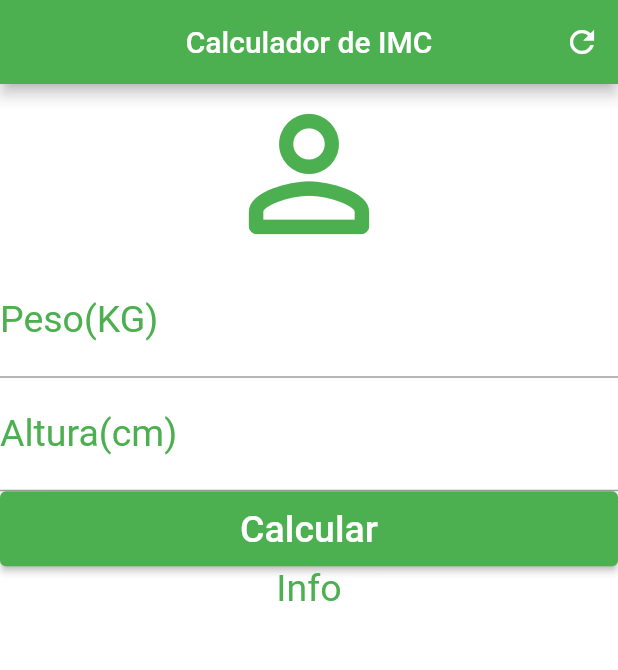
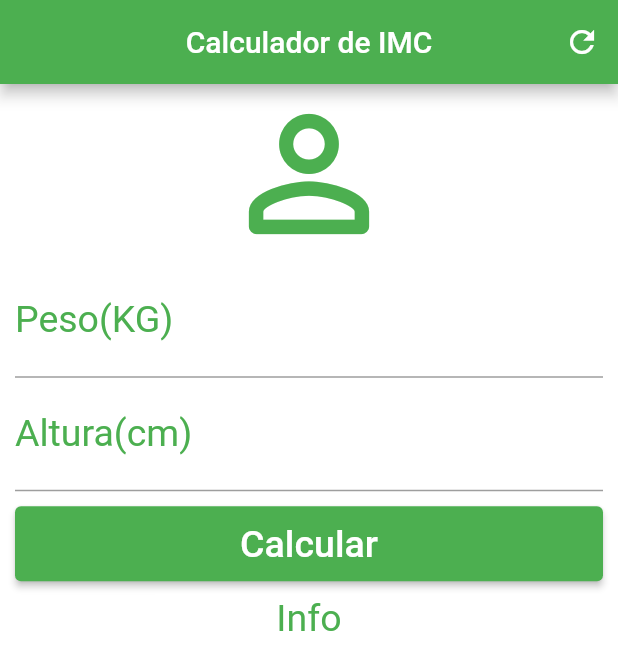
Before and after one commit to xandelucas/imc_calculator, a Flutter app: the screen it shows after launch, on a phone screen of 412 x 824 dp. Shown: the top 670 px of the screen. Run offline on Flutter 3.47's test engine with Material 2 defaults, Android fonts, the phone set to English and light mode, and no system bars.

Commit message:
Primeiro Commit

```diff
--- a/lib/main.dart
+++ b/lib/main.dart
@@ -29,7 +29,9 @@ class _HomeState extends State<Home> {
         ],
       ),
       backgroundColor: Colors.white,
-      body: Column(
+      body: SingleChildScrollView(
+        padding: EdgeInsets.fromLTRB(10, 0, 10, 0),
+        child: Column(
           crossAxisAlignment: CrossAxisAlignment.stretch,
           children: [
             Icon(
@@ -58,7 +60,9 @@ class _HomeState extends State<Home> {
             SizedBox(
               width: 50,
             ),
-          Container(
+            Padding(
+              padding: const EdgeInsets.only(top: 10.0, bottom: 10.0),
+              child: Container(
                 height: 50,
                 child: ElevatedButton(
                   onPressed: () {},
@@ -74,6 +78,7 @@ class _HomeState extends State<Home> {
                   ),
                 ),
               ),
+            ),
             Text(
               'Info',
               textAlign: TextAlign.center,
@@ -84,6 +89,7 @@ class _HomeState extends State<Home> {
             )
           ],
         ),
+      ),
     );
   }
 }
```
Lines whose indentation alone changed are shown as unchanged.
